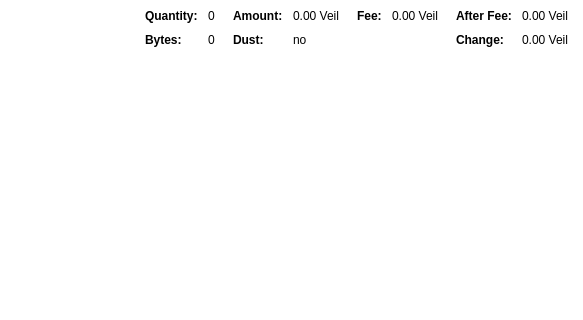
Old version of the form src/qt/forms/sendcoinsdialog.ui in the repository Veil-Project/veil; both pictures show x 267 to 850 and y 0 to 320 of the 850 by 650 pixel window.
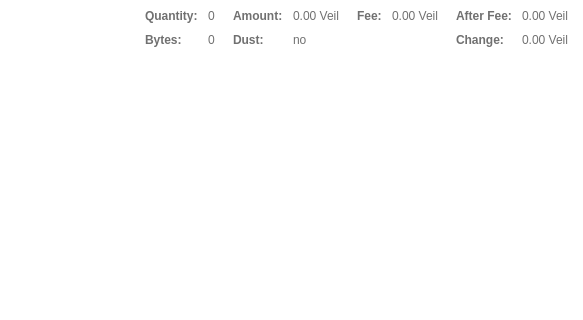
New version of the form. Icons and pictures are not drawn.

Commit message: Update color of coincontrol

```diff
--- a/src/qt/forms/sendcoinsdialog.ui
+++ b/src/qt/forms/sendcoinsdialog.ui
@@ -99,7 +99,7 @@
              </font>
             </property>
             <property name="styleSheet">
-             <string notr="true">color: black</string>
+             <string notr="true">color:#707070;</string>
             </property>
             <property name="text">
              <string>Quantity:</string>
@@ -112,7 +112,7 @@
              <cursorShape>IBeamCursor</cursorShape>
             </property>
             <property name="styleSheet">
-             <string notr="true">color: black</string>
+             <string notr="true">color:#707070;</string>
             </property>
             <property name="text">
              <string>0</string>
@@ -131,7 +131,7 @@
              </font>
             </property>
             <property name="styleSheet">
-             <string notr="true">color: black</string>
+             <string notr="true">color:#707070;</string>
             </property>
             <property name="text">
              <string>Bytes:</string>
@@ -144,7 +144,7 @@
              <cursorShape>IBeamCursor</cursorShape>
             </property>
             <property name="styleSheet">
-             <string notr="true">color: black</string>
+             <string notr="true">color:#707070;</string>
             </property>
             <property name="text">
              <string>0</string>
@@ -179,7 +179,7 @@
              </font>
             </property>
             <property name="styleSheet">
-             <string notr="true">color: black</string>
+             <string notr="true">color:#707070;</string>
             </property>
             <property name="text">
              <string>Amount:</string>
@@ -192,7 +192,7 @@
              <cursorShape>IBeamCursor</cursorShape>
             </property>
             <property name="styleSheet">
-             <string notr="true">color: black</string>
+             <string notr="true">color:#707070;</string>
             </property>
             <property name="text">
              <string>0.00 Veil</string>
@@ -208,7 +208,7 @@
              </font>
             </property>
             <property name="styleSheet">
-             <string notr="true">color: black</string>
+             <string notr="true">color:#707070;</string>
             </property>
             <property name="text">
              <string>Dust:</string>
@@ -221,7 +221,7 @@
              <cursorShape>IBeamCursor</cursorShape>
             </property>
             <property name="styleSheet">
-             <string notr="true">color: black</string>
+             <string notr="true">color:#707070;</string>
             </property>
             <property name="text">
              <string>no</string>
@@ -259,7 +259,7 @@
              </font>
             </property>
             <property name="styleSheet">
-             <string notr="true">color: black</string>
+             <string notr="true">color:#707070;</string>
             </property>
             <property name="text">
              <string>Fee:</string>
@@ -269,7 +269,7 @@
           <item row="0" column="1">
            <widget class="QLabel" name="labelCoinControlFee">
             <property name="styleSheet">
-             <string notr="true">color: black</string>
+             <string notr="true">color:#707070;</string>
             </property>
             <property name="text">
              <string>0.00 Veil</string>
@@ -301,7 +301,7 @@
              </font>
             </property>
             <property name="styleSheet">
-             <string notr="true">color: black</string>
+             <string notr="true">color:#707070;</string>
             </property>
             <property name="text">
              <string>After Fee:</string>
@@ -311,7 +311,7 @@
           <item row="0" column="1">
            <widget class="QLabel" name="labelCoinControlAfterFee">
             <property name="styleSheet">
-             <string notr="true">color: black</string>
+             <string notr="true">color:#707070;</string>
             </property>
             <property name="text">
              <string>0.00 Veil</string>
@@ -327,7 +327,7 @@
              </font>
             </property>
             <property name="styleSheet">
-             <string notr="true">color: black</string>
+             <string notr="true">color:#707070;</string>
             </property>
             <property name="text">
              <string>Change:</string>
@@ -337,7 +337,7 @@
           <item row="1" column="1">
            <widget class="QLabel" name="labelCoinControlChange">
             <property name="styleSheet">
-             <string notr="true">color: black</string>
+             <string notr="true">color:#707070;</string>
             </property>
             <property name="text">
              <string>0.00 Veil</string>
```
The commit also changes 3 other files.
